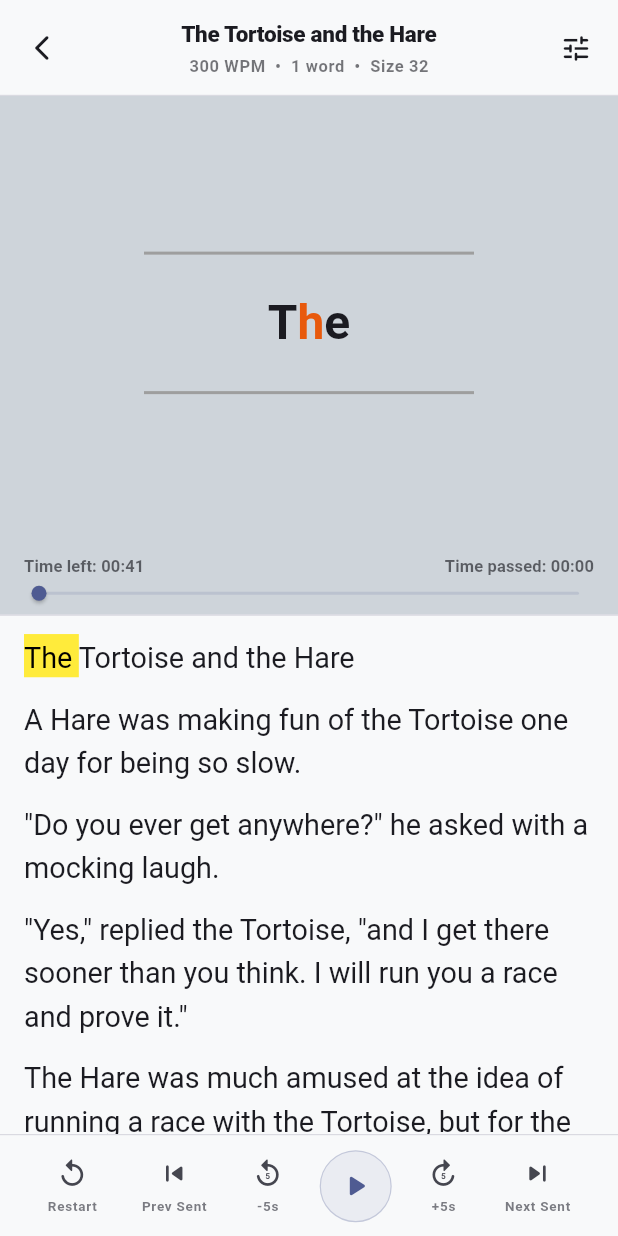
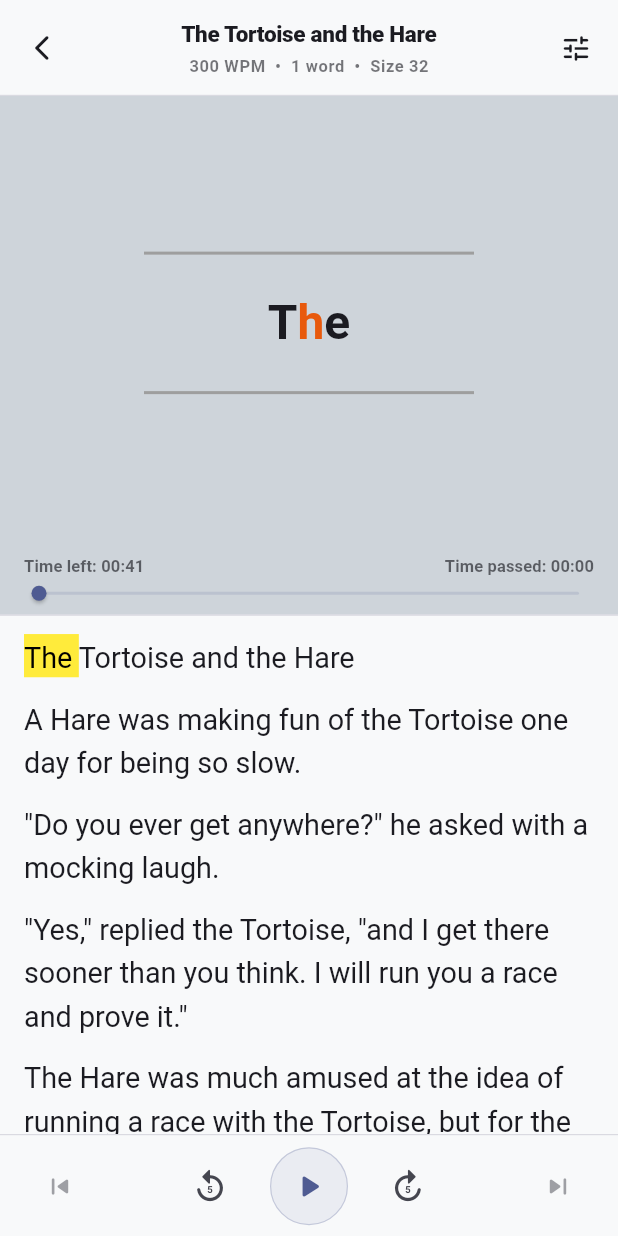
Before and after one commit to kot-begemot/speed-reading-app, a Flutter app: the screen it shows after launch, after a tap on an icon or button, on a phone screen of 412 x 824 dp. Run offline on Flutter 3.47's test engine with Material 3 defaults, Android fonts, the phone set to English and light mode, and no system bars; drawn by our look-alikes of scrollable_positioned_list; our stand-ins replace file_picker, flutter_colorpicker, flutter_riverpod, hive_ce, hive_ce_flutter, html_unescape and 1 more; missing offline and left inert: docx_to_text, epubx, syncfusion_flutter_pdf; accounts and stored records are empty.

Commit message:
style(reader): simplify bottom bar to a clean 5-button layout without labels

```diff
--- a/lib/widgets/reader_controls.dart
+++ b/lib/widgets/reader_controls.dart
@@ -2,8 +2,8 @@ import 'package:flutter/material.dart';
 
 import '../services/reader_engine.dart';
 
-/// Playback controls (spec §4): restart, prev/next sentence, back/forward 5s,
-/// and a large play/pause. Rebuilds its play/pause icon from the engine state.
+/// Playback controls (spec §4): prev/next sentence, back/forward 5s,
+/// and a large play/pause centered in a size-hierarchical 5-button row.
 class ReaderControls extends StatelessWidget {
   final ReaderEngine engine;
   const ReaderControls({super.key, required this.engine});
@@ -14,113 +14,44 @@ class ReaderControls extends StatelessWidget {
     final scheme = theme.colorScheme;
     final isDark = theme.brightness == Brightness.dark;
 
-    Widget buildControlItem({
-      required IconData icon,
-      required String label,
-      required String tooltip,
-      required VoidCallback onPressed,
-    }) {
-      return Tooltip(
-        message: tooltip,
-        child: InkWell(
-          borderRadius: BorderRadius.circular(8),
-          onTap: onPressed,
-          child: Padding(
-            padding: const EdgeInsets.symmetric(horizontal: 6, vertical: 4),
-            child: Column(
+    return Padding(
+      padding: const EdgeInsets.symmetric(horizontal: 16, vertical: 8),
+      child: Row(
+        mainAxisAlignment: MainAxisAlignment.spaceBetween,
+        crossAxisAlignment: CrossAxisAlignment.center,
+        children: [
+          // Far Left: Previous Sentence (small, subtle)
+          IconButton(
+            tooltip: 'Previous sentence',
+            icon: Icon(
+              Icons.skip_previous_rounded,
+              size: 22,
+              color: scheme.onSurfaceVariant.withValues(alpha: 0.5),
+            ),
+            onPressed: engine.prevSentence,
+          ),
+
+          // Center Cluster: Back 5s, Play/Pause, Forward 5s
+          Row(
             mainAxisSize: MainAxisSize.min,
             children: [
-                Icon(icon, size: 22, color: scheme.onSurfaceVariant),
-                const SizedBox(height: 4),
-                Text(
-                  label,
-                  style: theme.textTheme.labelSmall?.copyWith(
-                    fontSize: 9,
-                    fontWeight: FontWeight.w600,
-                    color: scheme.onSurfaceVariant.withValues(alpha: 0.7),
+              IconButton(
+                tooltip: 'Back 5 seconds',
+                icon: Icon(
+                  Icons.replay_5_rounded,
+                  size: 26,
+                  color: scheme.onSurfaceVariant,
                 ),
-                ),
-              ],
-            ),
-          ),
-        ),
-      );
-    }
-
-    return Padding(
-      padding: const EdgeInsets.symmetric(horizontal: 8, vertical: 8),
-      child: Row(
-        mainAxisAlignment: MainAxisAlignment.spaceEvenly,
-        crossAxisAlignment: CrossAxisAlignment.center,
-        children: [
-          // Restart button with confirmation dialog
-          buildControlItem(
-            icon: Icons.replay_rounded,
-            label: 'Restart',
-            tooltip: 'Restart book',
-            onPressed: () async {
-              final confirm = await showDialog<bool>(
-                context: context,
-                builder: (context) => AlertDialog(
-                  backgroundColor: isDark ? const Color(0xFF0F0F0F) : Colors.white,
-                  shape: RoundedRectangleBorder(
-                    borderRadius: BorderRadius.circular(20),
-                    side: BorderSide(
-                      color: isDark ? const Color(0xFF2C2C2C) : scheme.outlineVariant.withValues(alpha: 0.5),
-                      width: 0.8,
-                    ),
-                  ),
-                  title: Text(
-                    'Restart Book',
-                    style: theme.textTheme.titleMedium?.copyWith(
-                      fontWeight: FontWeight.w800,
-                    ),
-                  ),
-                  content: const Text(
-                    'Are you sure you want to return to the very beginning of the book? Your current progress will be reset.',
-                  ),
-                  actions: [
-                    TextButton(
-                      onPressed: () => Navigator.of(context).pop(false),
-                      child: Text(
-                        'Cancel',
-                        style: TextStyle(color: scheme.primary),
-                      ),
-                    ),
-                    TextButton(
-                      onPressed: () => Navigator.of(context).pop(true),
-                      child: const Text(
-                        'Restart',
-                        style: TextStyle(color: Colors.redAccent),
-                      ),
-                    ),
-                  ],
-                ),
-              );
-              if (confirm == true) {
-                engine.restart();
-              }
-            },
-          ),
-          buildControlItem(
-            icon: Icons.skip_previous_rounded,
-            label: 'Prev Sent',
-            tooltip: 'Previous sentence',
-            onPressed: engine.prevSentence,
-          ),
-          buildControlItem(
-            icon: Icons.replay_5_rounded,
-            label: '-5s',
-            tooltip: 'Back 5 seconds',
                 onPressed: engine.back5s,
               ),
+              const SizedBox(width: 16),
               // Large play/pause outline circle button
               ValueListenableBuilder(
                 valueListenable: engine.state,
                 builder: (context, state, _) {
                   return Container(
-                width: 48,
-                height: 48,
+                    width: 52,
+                    height: 52,
                     decoration: BoxDecoration(
                       shape: BoxShape.circle,
                       color: isDark
@@ -132,7 +63,7 @@ class ReaderControls extends StatelessWidget {
                       ),
                     ),
                     child: IconButton(
-                  iconSize: 24,
+                      iconSize: 26,
                       tooltip: state.isPlaying ? 'Pause' : 'Play',
                       icon: Icon(
                         state.isPlaying ? Icons.pause_rounded : Icons.play_arrow_rounded,
@@ -143,16 +74,27 @@ class ReaderControls extends StatelessWidget {
                   );
                 },
               ),
-          buildControlItem(
-            icon: Icons.forward_5_rounded,
-            label: '+5s',
+              const SizedBox(width: 16),
+              IconButton(
                 tooltip: 'Forward 5 seconds',
+                icon: Icon(
+                  Icons.forward_5_rounded,
+                  size: 26,
+                  color: scheme.onSurfaceVariant,
+                ),
                 onPressed: engine.forward5s,
               ),
-          buildControlItem(
-            icon: Icons.skip_next_rounded,
-            label: 'Next Sent',
+            ],
+          ),
+
+          // Far Right: Next Sentence (small, subtle)
+          IconButton(
             tooltip: 'Next sentence',
+            icon: Icon(
+              Icons.skip_next_rounded,
+              size: 22,
+              color: scheme.onSurfaceVariant.withValues(alpha: 0.5),
+            ),
             onPressed: engine.nextSentence,
           ),
         ],
```
Lines whose indentation alone changed are shown as unchanged.
